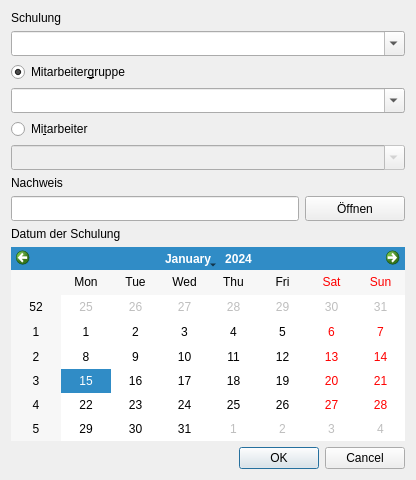
Before: the Qt Designer form ui/qmnewcertificatedialog.ui in Christian-Kr/QualificationMatrix, drawn with Qt 5.
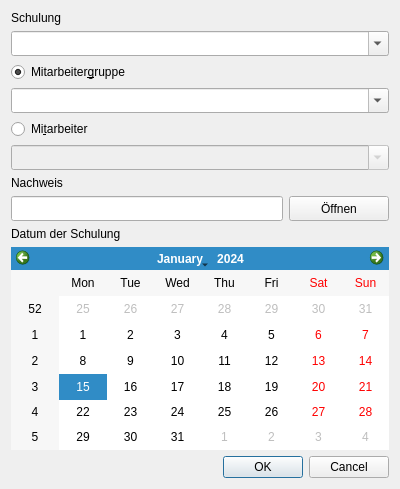
After: the same form once the commit is applied.

Commit message: Make width of new certificate dialog to max 400px

Diff of the .ui file:
```diff
--- a/ui/qmnewcertificatedialog.ui
+++ b/ui/qmnewcertificatedialog.ui
@@ -6,10 +6,16 @@
    <rect>
     <x>0</x>
     <y>0</y>
-    <width>416</width>
-    <height>480</height>
+    <width>400</width>
+    <height>489</height>
    </rect>
   </property>
+  <property name="maximumSize">
+   <size>
+    <width>400</width>
+    <height>16777215</height>
+   </size>
+  </property>
   <property name="windowTitle">
    <string>Nachweis hinzufügen</string>
   </property>
@@ -35,6 +41,9 @@
      <property name="insertPolicy">
       <enum>QComboBox::NoInsert</enum>
      </property>
+     <property name="sizeAdjustPolicy">
+      <enum>QComboBox::AdjustToMinimumContentsLengthWithIcon</enum>
+     </property>
     </widget>
    </item>
    <item row="2" column="0" colspan="2">
@@ -61,6 +70,9 @@
      <property name="insertPolicy">
       <enum>QComboBox::NoInsert</enum>
      </property>
+     <property name="sizeAdjustPolicy">
+      <enum>QComboBox::AdjustToMinimumContentsLengthWithIcon</enum>
+     </property>
     </widget>
    </item>
    <item row="4" column="0" colspan="2">
@@ -87,6 +99,9 @@
      <property name="insertPolicy">
       <enum>QComboBox::NoInsert</enum>
      </property>
+     <property name="sizeAdjustPolicy">
+      <enum>QComboBox::AdjustToMinimumContentsLengthWithIcon</enum>
+     </property>
     </widget>
    </item>
    <item row="6" column="0" colspan="2">
```
